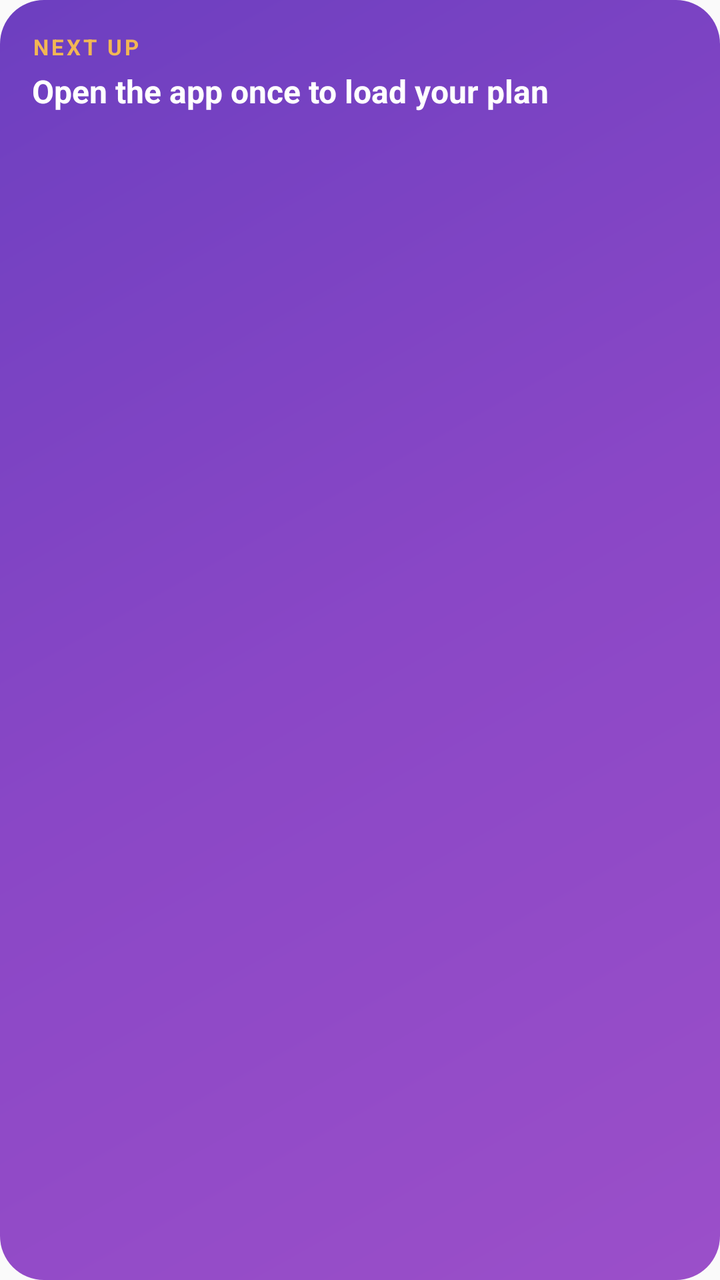
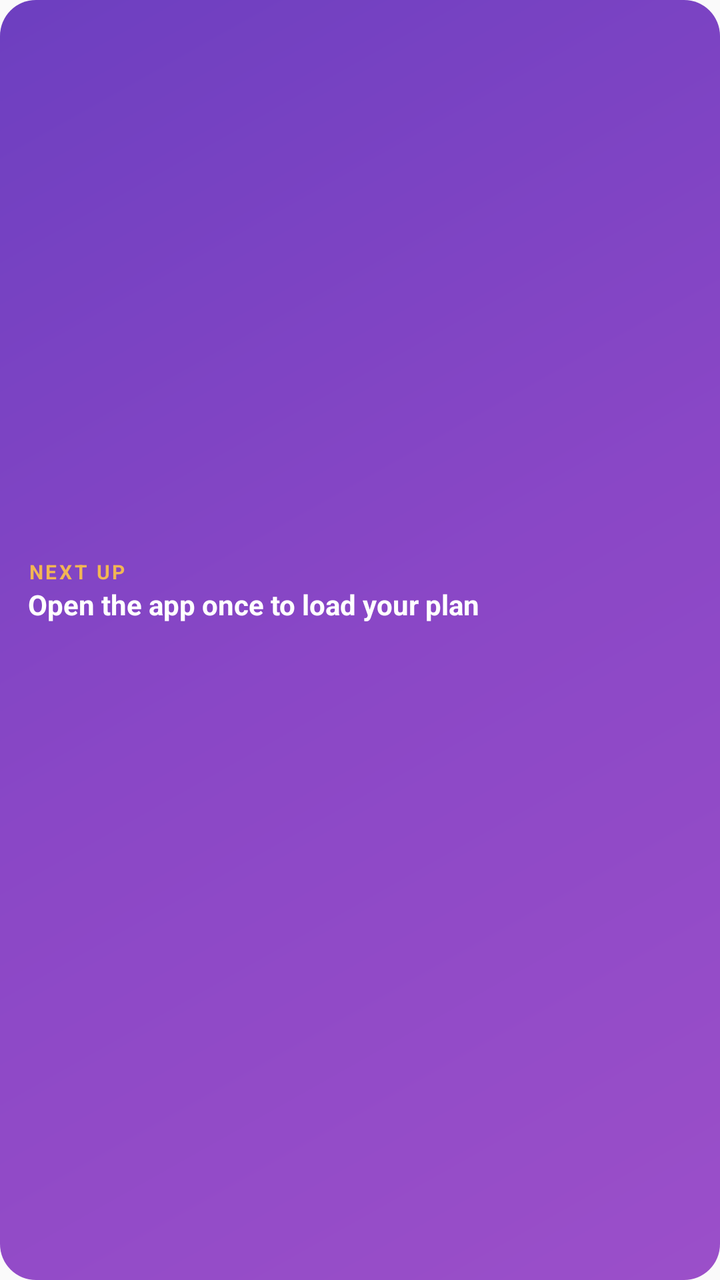

Compare the two renders of this Android layout. The source of the first and the diff that turns it into the second are given below.
<!-- AndroidManifest.xml: application theme AppTheme -->
<!-- res/layout/widget_next.xml -->
<?xml version="1.0" encoding="utf-8"?>
<LinearLayout xmlns:android="http://schemas.android.com/apk/res/android"
    android:id="@+id/w_root"
    android:layout_width="match_parent"
    android:layout_height="match_parent"
    android:orientation="vertical"
    android:padding="16dp"
    android:background="@drawable/widget_bg">
    <TextView
        android:layout_width="wrap_content" android:layout_height="wrap_content"
        android:text="NEXT UP" android:textColor="#FFF2B654" android:textSize="11sp"
        android:textStyle="bold" android:letterSpacing="0.12"/>
    <TextView
        android:id="@+id/w_now"
        android:layout_width="match_parent" android:layout_height="wrap_content"
        android:paddingTop="4dp" android:paddingBottom="8dp"
        android:textColor="#FFFFFFFF" android:textSize="16sp" android:textStyle="bold"
        android:maxLines="2" android:ellipsize="end" android:text="Open the app once to load your plan"/>
    <TextView
        android:id="@+id/w_1"
        android:layout_width="match_parent" android:layout_height="wrap_content"
        android:textColor="#F2FFFFFF" android:textSize="14sp" android:maxLines="1" android:ellipsize="end"
        android:paddingBottom="3dp"/>
    <TextView
        android:id="@+id/w_2"
        android:layout_width="match_parent" android:layout_height="wrap_content"
        android:textColor="#DDFFFFFF" android:textSize="14sp" android:maxLines="1" android:ellipsize="end"
        android:paddingBottom="3dp"/>
    <TextView
        android:id="@+id/w_3"
        android:layout_width="match_parent" android:layout_height="wrap_content"
        android:textColor="#BBFFFFFF" android:textSize="14sp" android:maxLines="1" android:ellipsize="end"/>
</LinearLayout>
<!-- resources referenced by this layout -->
<resources>
  <!-- drawable widget_bg (drawable) -->
  <shape xmlns:android="http://schemas.android.com/apk/res/android" android:shape="rectangle">
      <gradient android:startColor="#FF6D3FC0" android:centerColor="#FF8A47C6" android:endColor="#FF9B4FC9" android:angle="315"/>
      <corners android:radius="22dp"/>
  </shape>
  <style name="AppTheme" parent="Theme.AppCompat.Light.DarkActionBar">
          
          <item name="colorPrimary">@color/colorPrimary</item>
          <item name="colorPrimaryDark">@color/colorPrimaryDark</item>
          <item name="colorAccent">@color/colorAccent</item>
      </style>
</resources>

<!-- the commit's change to res/layout/widget_next.xml (unified diff, before → after) -->
@@ -4,30 +4,32 @@
     android:layout_width="match_parent"
     android:layout_height="match_parent"
     android:orientation="vertical"
-    android:padding="16dp"
+    android:gravity="center_vertical"
+    android:paddingStart="14dp"
+    android:paddingEnd="14dp"
+    android:paddingTop="8dp"
+    android:paddingBottom="8dp"
     android:background="@drawable/widget_bg">
     <TextView
+        android:id="@+id/w_head"
         android:layout_width="wrap_content" android:layout_height="wrap_content"
-        android:text="NEXT UP" android:textColor="#FFF2B654" android:textSize="11sp"
+        android:text="NEXT UP" android:textColor="#FFF2B654" android:textSize="10sp"
         android:textStyle="bold" android:letterSpacing="0.12"/>
     <TextView
         android:id="@+id/w_now"
         android:layout_width="match_parent" android:layout_height="wrap_content"
-        android:paddingTop="4dp" android:paddingBottom="8dp"
-        android:textColor="#FFFFFFFF" android:textSize="16sp" android:textStyle="bold"
-        android:maxLines="2" android:ellipsize="end" android:text="Open the app once to load your plan"/>
+        android:textColor="#FFFFFFFF" android:textSize="14sp" android:textStyle="bold"
+        android:maxLines="1" android:ellipsize="end" android:text="Open the app once to load your plan"/>
     <TextView
         android:id="@+id/w_1"
         android:layout_width="match_parent" android:layout_height="wrap_content"
-        android:textColor="#F2FFFFFF" android:textSize="14sp" android:maxLines="1" android:ellipsize="end"
-        android:paddingBottom="3dp"/>
+        android:textColor="#F2FFFFFF" android:textSize="12sp" android:maxLines="1" android:ellipsize="end"/>
     <TextView
         android:id="@+id/w_2"
         android:layout_width="match_parent" android:layout_height="wrap_content"
-        android:textColor="#DDFFFFFF" android:textSize="14sp" android:maxLines="1" android:ellipsize="end"
-        android:paddingBottom="3dp"/>
+        android:textColor="#DDFFFFFF" android:textSize="12sp" android:maxLines="1" android:ellipsize="end"/>
     <TextView
         android:id="@+id/w_3"
         android:layout_width="match_parent" android:layout_height="wrap_content"
-        android:textColor="#BBFFFFFF" android:textSize="14sp" android:maxLines="1" android:ellipsize="end"/>
+        android:textColor="#BBFFFFFF" android:textSize="12sp" android:maxLines="1" android:ellipsize="end"/>
 </LinearLayout>
<!-- resource entries referenced after the edit -->
@@ -3,7 +3,7 @@
   <!-- drawable widget_bg (drawable) -->
   <shape xmlns:android="http://schemas.android.com/apk/res/android" android:shape="rectangle">
       <gradient android:startColor="#FF6D3FC0" android:centerColor="#FF8A47C6" android:endColor="#FF9B4FC9" android:angle="315"/>
-      <corners android:radius="22dp"/>
+      <corners android:radius="18dp"/>
   </shape>
   <style name="AppTheme" parent="Theme.AppCompat.Light.DarkActionBar">
           
